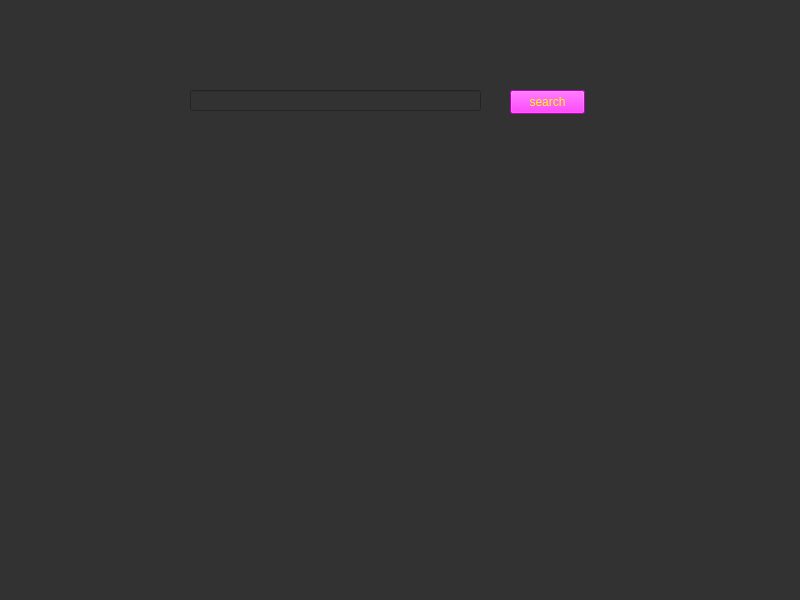
Qt form main.ui (Skripkon/App-for-learning-English-LANGOD) before a commit.
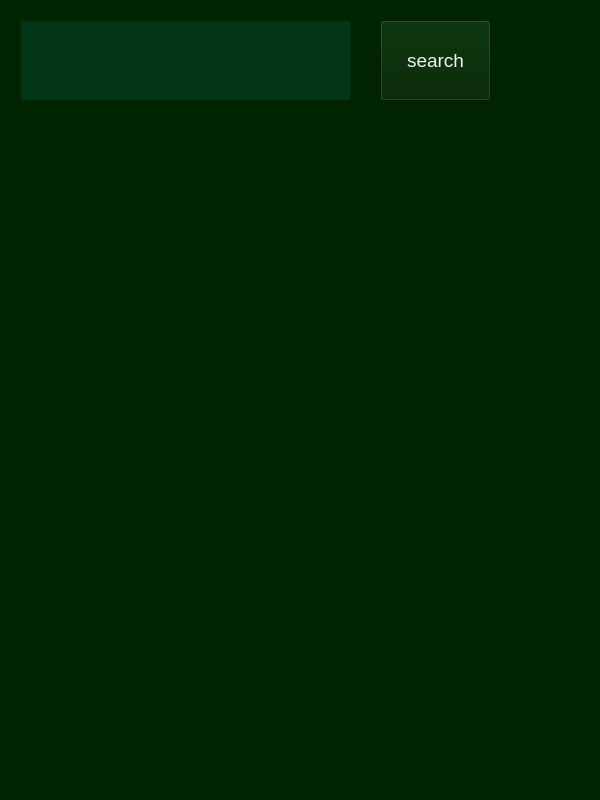
The same form after that commit.

```diff
--- a/main.ui
+++ b/main.ui
@@ -6,29 +6,32 @@
    <rect>
     <x>0</x>
     <y>0</y>
-    <width>800</width>
-    <height>600</height>
+    <width>600</width>
+    <height>800</height>
    </rect>
   </property>
   <property name="windowTitle">
    <string>MainWindow</string>
   </property>
   <property name="styleSheet">
-   <string notr="true">background-color:rgb(50, 50, 50)</string>
+   <string notr="true">background-color: rgb(0, 36, 0);
+border-color: rgb(255, 255, 255);</string>
   </property>
   <widget class="QWidget" name="centralwidget">
    <widget class="QPushButton" name="searchbutton">
     <property name="geometry">
      <rect>
-      <x>510</x>
-      <y>90</y>
-      <width>75</width>
-      <height>24</height>
+      <x>380</x>
+      <y>20</y>
+      <width>111</width>
+      <height>81</height>
      </rect>
     </property>
     <property name="styleSheet">
-     <string notr="true">color: rgb(255, 255, 0);
-background-color: rgb(255, 0, 255);</string>
+     <string notr="true">color:rgb(255, 0, 255);
+font-size:14pt; 
+color:rgb(243, 243, 243);
+</string>
     </property>
     <property name="text">
      <string>search</string>
@@ -37,15 +40,18 @@
    <widget class="QLineEdit" name="searchfield">
     <property name="geometry">
      <rect>
-      <x>190</x>
-      <y>90</y>
-      <width>291</width>
-      <height>21</height>
+      <x>20</x>
+      <y>20</y>
+      <width>331</width>
+      <height>81</height>
      </rect>
     </property>
     <property name="styleSheet">
-     <string notr="true">
-color: rgb(85, 255, 255);</string>
+     <string notr="true">border-color: rgb(255, 255, 255);
+font-size:14pt; color:rgb(243, 243, 243);
+selection-background-color: rgb(255, 255, 255);
+selection-color: rgb(46, 194, 126);
+background-color: rgb(3, 54, 22)</string>
     </property>
    </widget>
   </widget>
```
Left out of the diff: 4 changed lines with no effect on the pictures.
